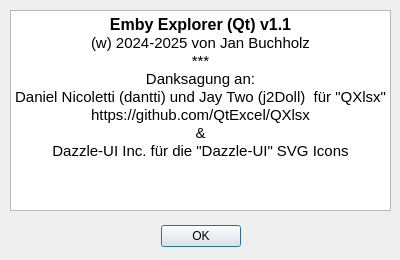
First picture: the form in aboutdialog.ui, repository SideFx/EmbyExplorerQt, before the edit.
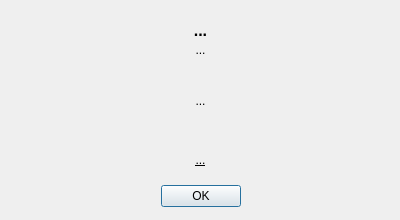
Second picture: the form after the edit.

```diff
--- a/aboutdialog.ui
+++ b/aboutdialog.ui
@@ -7,7 +7,7 @@
     <x>0</x>
     <y>0</y>
     <width>400</width>
-    <height>260</height>
+    <height>220</height>
    </rect>
   </property>
   <property name="windowTitle">
@@ -17,7 +17,7 @@
    <property name="geometry">
     <rect>
      <x>30</x>
-     <y>220</y>
+     <y>180</y>
      <width>341</width>
      <height>32</height>
     </rect>
@@ -32,32 +32,82 @@
     <bool>true</bool>
    </property>
   </widget>
-  <widget class="QTextEdit" name="textEdit">
+  <widget class="QLabel" name="lbl_1">
    <property name="geometry">
     <rect>
-     <x>10</x>
-     <y>10</y>
-     <width>381</width>
-     <height>201</height>
+     <x>30</x>
+     <y>20</y>
+     <width>341</width>
+     <height>20</height>
     </rect>
    </property>
-   <property name="html">
-    <string>&lt;!DOCTYPE HTML PUBLIC &quot;-//W3C//DTD HTML 4.0//EN&quot; &quot;http://www.w3.org/TR/REC-html40/strict.dtd&quot;&gt;
-&lt;html&gt;&lt;head&gt;&lt;meta name=&quot;qrichtext&quot; content=&quot;1&quot; /&gt;&lt;meta charset=&quot;utf-8&quot; /&gt;&lt;style type=&quot;text/css&quot;&gt;
-p, li { white-space: pre-wrap; }
-hr { height: 1px; border-width: 0; }
-li.unchecked::marker { content: &quot;\2610&quot;; }
-li.checked::marker { content: &quot;\2612&quot;; }
-&lt;/style&gt;&lt;/head&gt;&lt;body style=&quot; font-family:'Segoe UI'; font-size:9pt; font-weight:400; font-style:normal;&quot;&gt;
-&lt;p align=&quot;center&quot; style=&quot; margin-top:0px; margin-bottom:0px; margin-left:0px; margin-right:0px; -qt-block-indent:0; text-indent:0px;&quot;&gt;&lt;span style=&quot; font-size:12pt; font-weight:700;&quot;&gt;Emby Explorer (Qt) v1.1&lt;/span&gt;&lt;/p&gt;
-&lt;p align=&quot;center&quot; style=&quot; margin-top:0px; margin-bottom:0px; margin-left:0px; margin-right:0px; -qt-block-indent:0; text-indent:0px;&quot;&gt;&lt;span style=&quot; font-size:11pt;&quot;&gt;(w) 2024-2025 von Jan Buchholz&lt;/span&gt;&lt;/p&gt;
-&lt;p align=&quot;center&quot; style=&quot; margin-top:0px; margin-bottom:0px; margin-left:0px; margin-right:0px; -qt-block-indent:0; text-indent:0px;&quot;&gt;&lt;span style=&quot; font-size:11pt;&quot;&gt;***&lt;/span&gt;&lt;/p&gt;
-&lt;p align=&quot;center&quot; style=&quot; margin-top:0px; margin-bottom:0px; margin-left:0px; margin-right:0px; -qt-block-indent:0; text-indent:0px;&quot;&gt;&lt;span style=&quot; font-size:11pt;&quot;&gt;Danksagung an:&lt;/span&gt;&lt;/p&gt;
-&lt;p align=&quot;center&quot; style=&quot; margin-top:0px; margin-bottom:0px; margin-left:0px; margin-right:0px; -qt-block-indent:0; text-indent:0px;&quot;&gt;&lt;span style=&quot; font-size:11pt;&quot;&gt;Daniel Nicoletti (dantti) und Jay Two (j2Doll)  für &amp;quot;QXlsx&amp;quot;&lt;/span&gt;&lt;/p&gt;
-&lt;p align=&quot;center&quot; style=&quot; margin-top:0px; margin-bottom:0px; margin-left:0px; margin-right:0px; -qt-block-indent:0; text-indent:0px;&quot;&gt;&lt;span style=&quot; font-size:11pt;&quot;&gt;https://github.com/QtExcel/QXlsx&lt;/span&gt;&lt;/p&gt;
-&lt;p align=&quot;center&quot; style=&quot; margin-top:0px; margin-bottom:0px; margin-left:0px; margin-right:0px; -qt-block-indent:0; text-indent:0px;&quot;&gt;&lt;span style=&quot; font-size:11pt;&quot;&gt;&amp;amp;&lt;/span&gt;&lt;/p&gt;
-&lt;p align=&quot;center&quot; style=&quot; margin-top:0px; margin-bottom:0px; margin-left:0px; margin-right:0px; -qt-block-indent:0; text-indent:0px;&quot;&gt;&lt;span style=&quot; font-size:11pt;&quot;&gt;Dazzle-UI Inc. für die &amp;quot;Dazzle-UI&amp;quot; SVG Icons&lt;/span&gt;&lt;/p&gt;
-&lt;p align=&quot;center&quot; style=&quot;-qt-paragraph-type:empty; margin-top:0px; margin-bottom:0px; margin-left:0px; margin-right:0px; -qt-block-indent:0; text-indent:0px; font-size:10pt;&quot;&gt;&lt;br /&gt;&lt;/p&gt;&lt;/body&gt;&lt;/html&gt;</string>
+   <property name="font">
+    <font>
+     <pointsize>12</pointsize>
+     <bold>true</bold>
+    </font>
+   </property>
+   <property name="text">
+    <string>...</string>
+   </property>
+   <property name="alignment">
+    <set>Qt::AlignmentFlag::AlignCenter</set>
+   </property>
+  </widget>
+  <widget class="QLabel" name="lbl_2">
+   <property name="geometry">
+    <rect>
+     <x>30</x>
+     <y>40</y>
+     <width>341</width>
+     <height>20</height>
+    </rect>
+   </property>
+   <property name="text">
+    <string>...</string>
+   </property>
+   <property name="alignment">
+    <set>Qt::AlignmentFlag::AlignCenter</set>
+   </property>
+  </widget>
+  <widget class="QLabel" name="lbl_3">
+   <property name="geometry">
+    <rect>
+     <x>30</x>
+     <y>60</y>
+     <width>341</width>
+     <height>81</height>
+    </rect>
+   </property>
+   <property name="text">
+    <string>...</string>
+   </property>
+   <property name="alignment">
+    <set>Qt::AlignmentFlag::AlignCenter</set>
+   </property>
+   <property name="wordWrap">
+    <bool>true</bool>
+   </property>
+  </widget>
+  <widget class="QLabel" name="lbl_4">
+   <property name="geometry">
+    <rect>
+     <x>30</x>
+     <y>150</y>
+     <width>341</width>
+     <height>20</height>
+    </rect>
+   </property>
+   <property name="font">
+    <font>
+     <underline>true</underline>
+    </font>
+   </property>
+   <property name="text">
+    <string>...</string>
+   </property>
+   <property name="alignment">
+    <set>Qt::AlignmentFlag::AlignCenter</set>
    </property>
   </widget>
  </widget>
```
